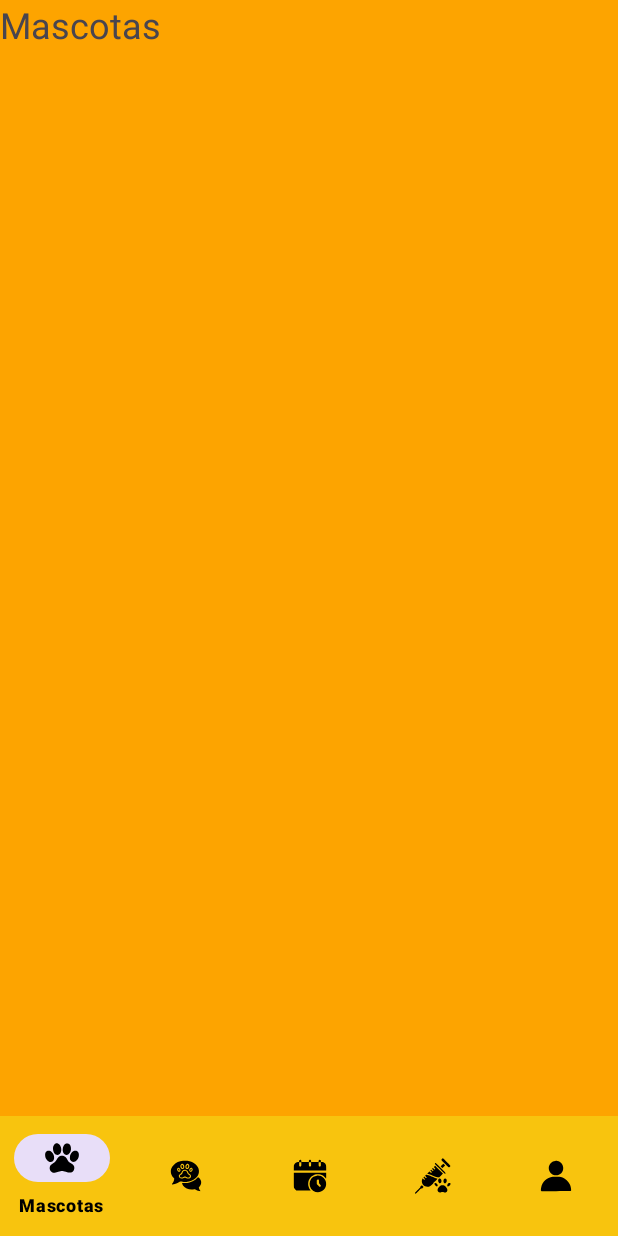
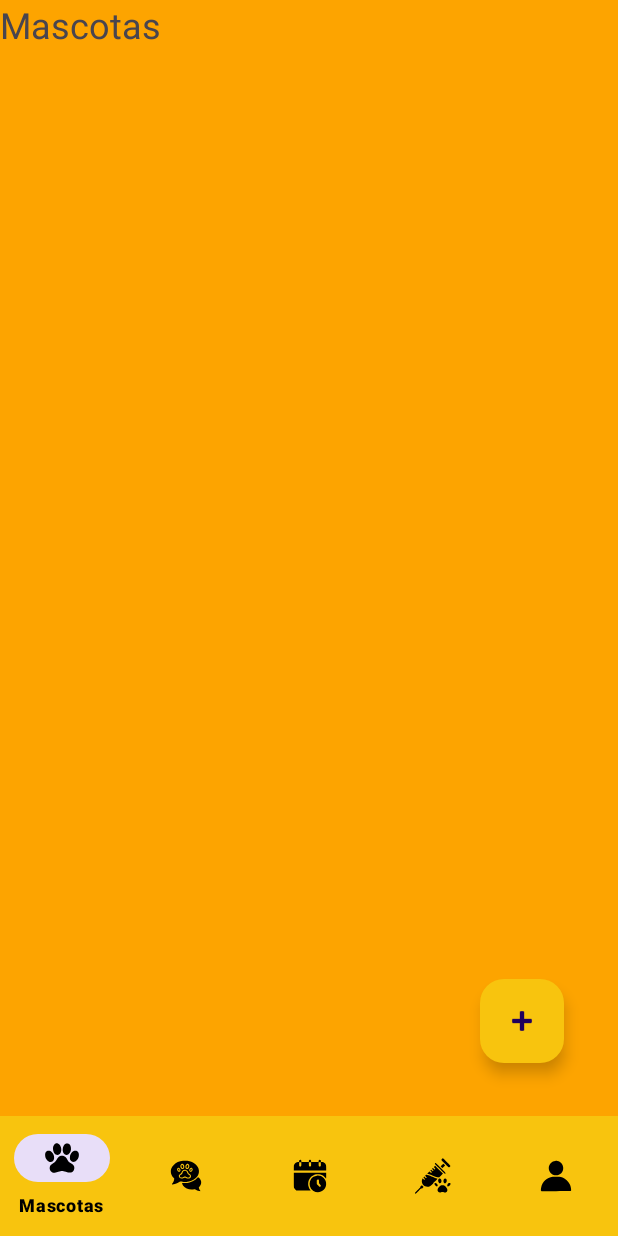
Before and after one commit to Alexis2025X/PetCare_2.0, an Android app: the screen it shows after launch (MainActivity), on a phone screen of 412 x 824 dp. Run offline under Robolectric (Android 15) with nearby library versions, the phone set to English and light mode, and no system bars.

Commit message:
Feat: Add the activity agreagr_citas

```diff
--- a/app/src/main/AndroidManifest.xml
+++ b/app/src/main/AndroidManifest.xml
@@ -13,6 +13,9 @@
         android:theme="@style/Theme.PetCare20"
         tools:targetApi="31">
         <activity
+            android:name=".agregar_citas"
+            android:exported="false" />
+        <activity
             android:name=".Login"
             android:exported="false" />
         <activity
--- a/app/src/main/java/com/alexis/petcare20/MainActivity.java
+++ b/app/src/main/java/com/alexis/petcare20/MainActivity.java
@@ -3,23 +3,17 @@ package com.alexis.petcare20;
 import android.content.Intent;
 import android.os.Bundle;
 import android.view.View;
-import android.widget.Button;
 import android.widget.LinearLayout;
-import android.widget.Toast;
-
-import androidx.activity.EdgeToEdge;
 import androidx.appcompat.app.AppCompatActivity;
-import androidx.core.graphics.Insets;
-import androidx.core.view.ViewCompat;
-import androidx.core.view.WindowInsetsCompat;
-
 import com.google.android.material.bottomnavigation.BottomNavigationView;
+import com.google.android.material.floatingactionbutton.FloatingActionButton;
 
 public class MainActivity extends AppCompatActivity {
 
    // private LinearLayout layout_mascotas, layout_chat, layout_citas, layout_veterinarios, layout_cuenta;
     LinearLayout layout_mascotas, layout_chat, layout_citas, layout_veterinarios, layout_cuenta;
     BottomNavigationView bottomNav;
+    FloatingActionButton fab;
     @Override
     protected void onCreate(Bundle savedInstanceState) {
         super.onCreate(savedInstanceState);
@@ -55,6 +49,10 @@ public class MainActivity extends AppCompatActivity {
                 layout_citas.setVisibility(View.VISIBLE);
                 layout_veterinarios.setVisibility(View.GONE);
                 layout_cuenta.setVisibility(View.GONE);
+
+                fab = findViewById(R.id.fabAgregarCitasMascotas);
+                fab.setOnClickListener(view->abrirVentana());
+
                 return true;
             } else if (item.getItemId() == R.id.veterinariosMenu) {
                 layout_mascotas.setVisibility(View.GONE);
@@ -75,4 +73,8 @@ public class MainActivity extends AppCompatActivity {
         });
 
     }
+    private void abrirVentana(){
+        Intent intent = new Intent(this, agregar_citas.class);
+        startActivity(intent);
+    }
 }
--- a/app/src/main/res/layout/activity_main.xml
+++ b/app/src/main/res/layout/activity_main.xml
@@ -22,6 +22,15 @@
             android:layout_height="wrap_content"
             android:text="Mascotas"
             android:textSize="24sp" />
+        <!--No se ve ya que esta muy abajo-->
+        <com.google.android.material.floatingactionbutton.FloatingActionButton
+            android:id="@+id/fabAgregarMascotas"
+            android:layout_width="wrap_content"
+            android:layout_height="wrap_content"
+            android:layout_marginTop="620dp"
+            android:layout_marginStart="320dp"
+            android:backgroundTint="@color/color_menu"
+            android:src="@android:drawable/ic_input_add" />
     </LinearLayout>
 
     <LinearLayout
@@ -54,6 +63,17 @@
             android:layout_height="wrap_content"
             android:text="Citas"
             android:textSize="24sp"/>
+
+        <com.google.android.material.floatingactionbutton.FloatingActionButton
+            android:id="@+id/fabAgregarCitasMascotas"
+            android:layout_width="wrap_content"
+            android:layout_height="wrap_content"
+            android:layout_marginTop="620dp"
+            android:layout_marginStart="320dp"
+            android:backgroundTint="@color/color_menu"
+            android:src="@android:drawable/ic_input_add" />
+
+
     </LinearLayout>
 
 
```
Also changed, not shown: app/src/main/java/com/alexis/petcare20/agregar_citas.java (added, +31 -0 lines), app/src/main/res/layout/activity_agregar_citas.xml (added, +101 -0 lines).
